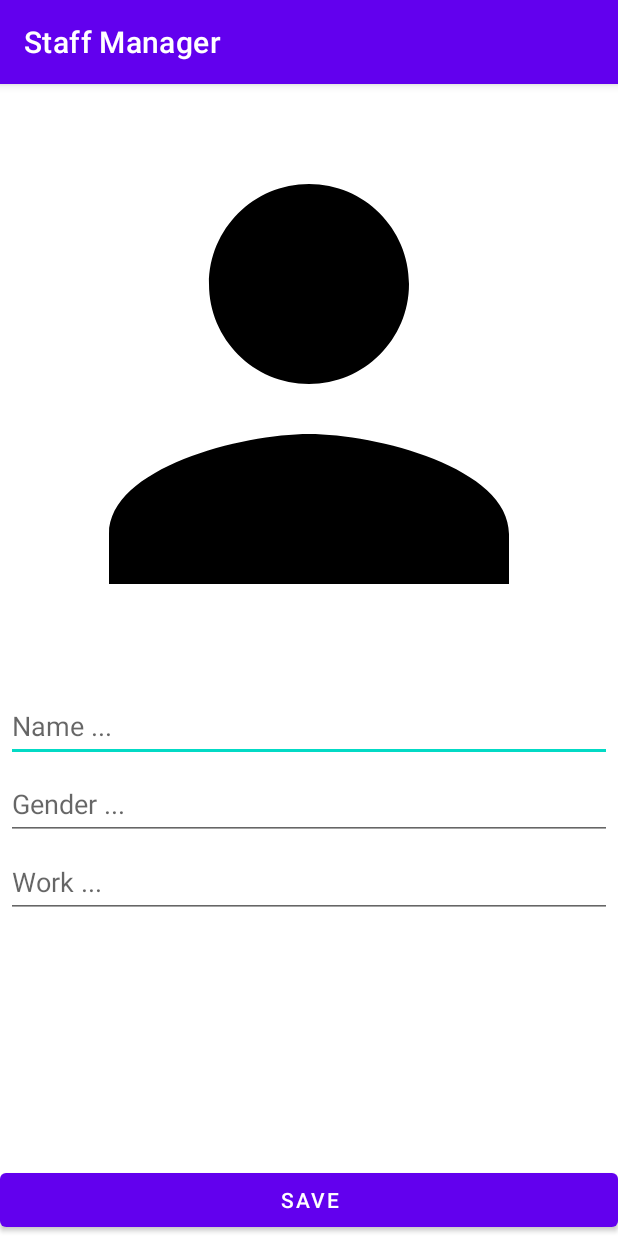
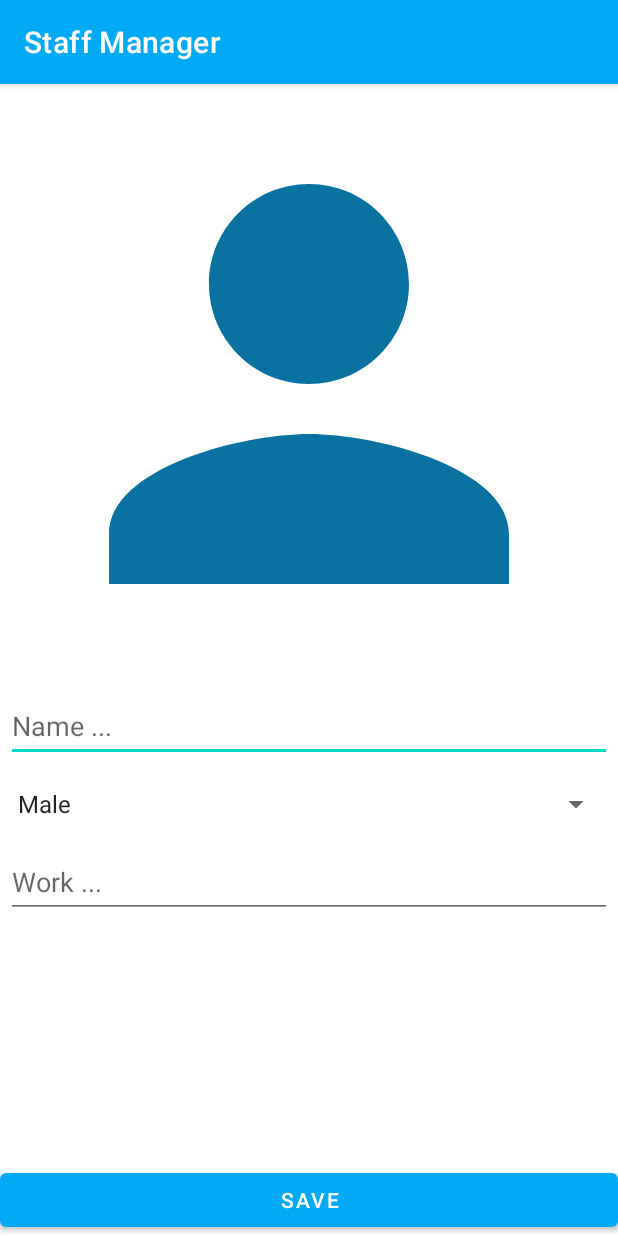
Before and after one commit to PhongPD11/StaffManager, an Android app: the AddEditItemActivity screen opened directly, with no data from a screen before it, on a phone screen of 412 x 824 dp. Run offline under Robolectric (Android 15) with nearby library versions, the phone set to English and light mode, and no system bars; our stand-ins replace Room's generated code.

Commit message:
staff manager

```diff
--- a/app/src/main/java/com/example/staffmanager/MainActivity.kt
+++ b/app/src/main/java/com/example/staffmanager/MainActivity.kt
@@ -1,11 +1,10 @@
 package com.example.staffmanager
 
 import android.content.Intent
-import androidx.appcompat.app.AppCompatActivity
 import android.os.Bundle
 import android.view.Menu
 import android.view.MenuItem
-import android.widget.Toast
+import androidx.appcompat.app.AppCompatActivity
 import com.example.staffmanager.databinding.ActivityMainBinding
 import com.example.staffmanager.feature.ListActivity
 
--- a/app/src/main/java/com/example/staffmanager/database/Staff.kt
+++ b/app/src/main/java/com/example/staffmanager/database/Staff.kt
@@ -1,6 +1,5 @@
 package com.example.staffmanager.database
 
-import android.graphics.Bitmap
 import androidx.room.ColumnInfo
 import androidx.room.Entity
 import androidx.room.PrimaryKey
--- a/app/src/main/java/com/example/staffmanager/database/StaffDatabase.kt
+++ b/app/src/main/java/com/example/staffmanager/database/StaffDatabase.kt
@@ -4,7 +4,6 @@ import android.content.Context
 import androidx.room.Database
 import androidx.room.Room
 import androidx.room.RoomDatabase
-import androidx.room.TypeConverters
 import androidx.room.migration.Migration
 import androidx.sqlite.db.SupportSQLiteDatabase
 
@@ -23,7 +22,7 @@ val MIGRATION_2_3 = object : Migration(2, 3) {
     }
 }
 
-@Database(entities = arrayOf(Staff::class), version = 3, exportSchema = false)
+@Database(entities = [Staff::class], version = 3, exportSchema = false)
 abstract class StaffDatabase : RoomDatabase() {
 
     abstract fun getStaffDao(): StaffDao
--- a/app/src/main/java/com/example/staffmanager/feature/AddEditItemActivity.kt
+++ b/app/src/main/java/com/example/staffmanager/feature/AddEditItemActivity.kt
@@ -1,3 +1,5 @@
+@file:Suppress("DEPRECATION")
+
 package com.example.staffmanager.feature
 
 import android.content.Intent
@@ -6,29 +8,31 @@ import android.graphics.BitmapFactory
 import android.net.Uri
 import android.os.Bundle
 import android.provider.MediaStore
-import android.widget.Button
-import android.widget.EditText
-import android.widget.ImageView
-import android.widget.Toast
+import android.view.View
+import android.widget.*
 import androidx.appcompat.app.AppCompatActivity
 import androidx.lifecycle.ViewModelProvider
+import com.example.staffmanager.R
 import com.example.staffmanager.database.Staff
 import com.example.staffmanager.databinding.ActivityAddEditItemBinding
+import com.example.staffmanager.key.*
 import com.example.staffmanager.viewmodel.StaffViewModel
 import java.io.ByteArrayOutputStream
 
 
 class AddEditItemActivity : AppCompatActivity() {
     private lateinit var binding: ActivityAddEditItemBinding
-    lateinit var staffNameEdit: EditText
-    lateinit var staffGenderEdit: EditText
-    lateinit var staffWorkEdit: EditText
-    lateinit var btnSaveEdit: Button
-    lateinit var avatarEdit: ImageView
-    lateinit var viewModel: StaffViewModel
-    var staffId = -1
-    var staffAvatar : Int = 0
-    var staffAvatarBitmap : ByteArray? = null
+    private lateinit var staffNameEdit: EditText
+    private lateinit var staffWorkEdit: EditText
+    private lateinit var btnSaveEdit: Button
+    private lateinit var avatarEdit: ImageView
+    private lateinit var viewModel: StaffViewModel
+    private lateinit var genderSpinner: Spinner
+
+    private var selectedGender: String? =""
+    private var staffId = -1
+    private var staffAvatar : Int = 0
+    private var staffAvatarBitmap : ByteArray? = null
 
     private val pickImage = 100
     private var imageUri: Uri? = null
@@ -36,33 +40,59 @@ class AddEditItemActivity : AppCompatActivity() {
 
     override fun onCreate(savedInstanceState: Bundle?) {
         super.onCreate(savedInstanceState)
+        binding = ActivityAddEditItemBinding.inflate(layoutInflater)
+        setContentView(binding.root)
+
+        genderSpinner = binding.spinnerGender
+        ArrayAdapter.createFromResource(
+            this,
+            R.array.gender,
+            android.R.layout.simple_spinner_item
+        ).also { adapter ->
+            adapter.setDropDownViewResource(android.R.layout.simple_spinner_dropdown_item)
+            genderSpinner.adapter = adapter
+        }
+
+        genderSpinner.onItemSelectedListener = object : AdapterView.OnItemSelectedListener {
+            override fun onItemSelected(
+                parent: AdapterView<*>,
+                view: View?,
+                position: Int,
+                id: Long
+            ) {
+                selectedGender = parent.getItemAtPosition(position).toString()
+
+            }
+            override fun onNothingSelected(parent: AdapterView<*>) {
+                // Do nothing
+            }
+        }
 
         try {
-            binding = ActivityAddEditItemBinding.inflate(layoutInflater)
-            setContentView(binding.root)
-
-            val defaultAvatar = com.example.staffmanager.R.drawable.ic_staff
+            val defaultAvatar = R.drawable.ic_staff
             staffNameEdit = binding.editTextName
-            staffGenderEdit = binding.editTextGender
             staffWorkEdit = binding.editTextWork
             btnSaveEdit = binding.btnEditStaff
             avatarEdit = binding.imageEditAvatar
 
             viewModel = ViewModelProvider(
                 this, ViewModelProvider.AndroidViewModelFactory.getInstance(application)
-            ).get(StaffViewModel::class.java)
-            val type = intent.getStringExtra("type")
-            if (type.equals("Edit")) {
-                staffAvatar = intent.getIntExtra("staffAvatar", defaultAvatar)
-                val staffName = intent.getStringExtra("staffName")
-                val staffGender = intent.getStringExtra("staffGender")
-                val staffWork = intent.getStringExtra("staffWork")
-                staffAvatarBitmap = intent.getByteArrayExtra("staffAvatarBitmap")
-                staffId = intent.getIntExtra("staffId", -1)
+            )[StaffViewModel::class.java]
+            val type = intent.getStringExtra(TYPE)
+            if (type.equals(getString(R.string.type_edit))) {
+                val staffName = intent.getStringExtra(NAME)
+                val staffGender = intent.getStringExtra(GENDER)
+                val staffWork = intent.getStringExtra(WORK)
+                staffAvatar = intent.getIntExtra(AVATAR, defaultAvatar)
+                staffAvatarBitmap = intent.getByteArrayExtra(BITMAP)
+                staffId = intent.getIntExtra(ID, -1)
 
                 staffNameEdit.setText(staffName)
-                staffGenderEdit.setText(staffGender)
                 staffWorkEdit.setText(staffWork)
+
+                val adapter = ArrayAdapter.createFromResource(this,R.array.gender ,android.R.layout.simple_spinner_item)
+                val selectionIndex = adapter.getPosition(staffGender)
+                genderSpinner.setSelection(selectionIndex)
 
                 if (staffAvatarBitmap != null){
                     val bitmap = BitmapFactory.decodeByteArray(staffAvatarBitmap, 0,staffAvatarBitmap!!.size )
@@ -72,31 +102,36 @@ class AddEditItemActivity : AppCompatActivity() {
                 }
             }
 
-
-            btnSaveEdit.setOnClickListener() {
+            btnSaveEdit.setOnClickListener {
                 val staffName = staffNameEdit.text.toString()
-                val staffGender = staffGenderEdit.text.toString()
+                val staffGender = selectedGender.toString()
                 val staffWork = staffWorkEdit.text.toString()
-                val staffAvatar = intent.getIntExtra("staffAvatar", defaultAvatar)
-                staffAvatarBitmap = intent.getByteArrayExtra("staffAvatarBitmap")
+                val staffAvatar = intent.getIntExtra(AVATAR, defaultAvatar)
+                staffAvatarBitmap = intent.getByteArrayExtra(BITMAP)
                 val staffAvatarChange = saveAvatar
 
-                if (type.equals("Edit")) {
+                if (type.equals(getString(R.string.type_edit))) {
                     if (staffName.isNotEmpty() && staffWork.isNotEmpty() && staffGender.isNotEmpty()) {
                         if (staffAvatarChange != null){
                             updateStaff(staffAvatar, staffName, staffGender, staffWork, staffAvatarChange)
                         } else if (staffAvatarBitmap != null){
                             updateStaff(staffAvatar, staffName, staffGender, staffWork, staffAvatarBitmap!!)
                         } else{
-                            Toast.makeText(this, "Choose your avatar", Toast.LENGTH_SHORT).show()
+                            Toast.makeText(this, getString(R.string.toast_choose_img), Toast.LENGTH_SHORT).show()
                         }
+                    } else{
+                        Toast.makeText(this, getString(R.string.toast_missing_field), Toast.LENGTH_SHORT).show()
                     }
                 } else {
                     if (staffName.isNotEmpty() && staffWork.isNotEmpty() && staffGender.isNotEmpty() && staffAvatarChange != null) {
                         addStaff(staffAvatar, staffName, staffGender, staffWork, staffAvatarChange)
+                    } else if (staffAvatarChange == null){
+                        Toast.makeText(this, getString(R.string.toast_choose_img), Toast.LENGTH_SHORT).show()
+                    }
+                    else{
+                        Toast.makeText(this, getString(R.string.toast_missing_field), Toast.LENGTH_SHORT).show()
                     }
                 }
-                startActivity(Intent(applicationContext, ListActivity::class.java))
             }
 
             binding.imageEditAvatar.setOnClickListener {
@@ -108,6 +143,7 @@ class AddEditItemActivity : AppCompatActivity() {
         }
     }
 
+    @Deprecated("Deprecated in Java")
     override fun onActivityResult(requestCode: Int, resultCode: Int, data: Intent?) {
         super.onActivityResult(requestCode, resultCode, data)
         if (resultCode == RESULT_OK && requestCode == pickImage) {
@@ -134,6 +170,7 @@ class AddEditItemActivity : AppCompatActivity() {
         val updateStaff = Staff(staffAvatar, staffName, staffGender, staffWork, staffAvatarBitmap)
         updateStaff.id = staffId
         viewModel.updateStaff(updateStaff)
+        startActivity(Intent(applicationContext, ListActivity::class.java))
     }
 
     private fun addStaff(
@@ -145,5 +182,6 @@ class AddEditItemActivity : AppCompatActivity() {
     ) {
         val addStaff = Staff(staffAvatar, staffName, staffGender, staffWork, staffAvatarBitmap)
         viewModel.addStaff(addStaff)
+        startActivity(Intent(applicationContext, ListActivity::class.java))
     }
 }
--- /dev/null
+++ b/app/src/main/java/com/example/staffmanager/key/StaffKey.kt
@@ -0,0 +1,9 @@
+package com.example.staffmanager.key
+
+const val TYPE = "TYPE"
+const val AVATAR = "AVATAR"
+const val NAME = "NAME"
+const val GENDER = "GENDER"
+const val WORK = "WORK"
+const val BITMAP = "BITMAP"
+const val ID = "ID"
--- a/app/src/main/res/drawable/ic_search.xml
+++ b/app/src/main/res/drawable/ic_search.xml
@@ -1,4 +1,4 @@
-<vector android:height="24dp" android:tint="#000000"
+<vector android:height="24dp" android:tint="#FFFFFF"
     android:viewportHeight="24" android:viewportWidth="24"
     android:width="24dp" xmlns:android="http://schemas.android.com/apk/res/android">
     <path android:fillColor="@android:color/white" android:pathData="M15.5,14h-0.79l-0.28,-0.27C15.41,12.59 16,11.11 16,9.5 16,5.91 13.09,3 9.5,3S3,5.91 3,9.5 5.91,16 9.5,16c1.61,0 3.09,-0.59 4.23,-1.57l0.27,0.28v0.79l5,4.99L20.49,19l-4.99,-5zM9.5,14C7.01,14 5,11.99 5,9.5S7.01,5 9.5,5 14,7.01 14,9.5 11.99,14 9.5,14z"/>
--- a/app/src/main/res/drawable/ic_staff.xml
+++ b/app/src/main/res/drawable/ic_staff.xml
@@ -1,4 +1,4 @@
-<vector android:height="24dp" android:tint="#000000"
+<vector android:height="24dp" android:tint="#0A72A1"
     android:viewportHeight="24" android:viewportWidth="24"
     android:width="24dp" xmlns:android="http://schemas.android.com/apk/res/android">
     <path android:fillColor="@android:color/white" android:pathData="M12,12c2.21,0 4,-1.79 4,-4s-1.79,-4 -4,-4 -4,1.79 -4,4 1.79,4 4,4zM12,14c-2.67,0 -8,1.34 -8,4v2h16v-2c0,-2.66 -5.33,-4 -8,-4z"/>
--- a/app/src/main/res/layout/activity_add_edit_item.xml
+++ b/app/src/main/res/layout/activity_add_edit_item.xml
@@ -28,19 +28,18 @@
         app:layout_constraintTop_toBottomOf="@id/imageEditAvatar"
         app:layout_constraintEnd_toEndOf="parent"
         app:layout_constraintStart_toStartOf="parent"
-        app:layout_constraintBottom_toTopOf="@+id/editTextGender" />
+        app:layout_constraintBottom_toTopOf="@+id/spinnerGender" />
 
-    <EditText
-        android:id="@+id/editTextGender"
+    <Spinner
+        android:id="@+id/spinnerGender"
         android:layout_width="match_parent"
         android:layout_height="wrap_content"
-        android:hint="Gender ..."
-        android:textSize="@dimen/textSize"
         android:minHeight="48dp"
         android:layout_margin="4dp"
+        android:textSize="@dimen/textSize"
         app:layout_constraintTop_toBottomOf="@+id/editTextName"
         app:layout_constraintStart_toStartOf="parent"
-        app:layout_constraintEnd_toEndOf="parent" />
+        app:layout_constraintEnd_toEndOf="parent"/>
 
     <EditText
         android:id="@+id/editTextWork"
@@ -52,7 +51,7 @@
         android:textSize="@dimen/textSize"
         app:layout_constraintEnd_toEndOf="parent"
         app:layout_constraintStart_toStartOf="parent"
-        app:layout_constraintTop_toBottomOf="@+id/editTextGender" />
+        app:layout_constraintTop_toBottomOf="@+id/spinnerGender" />
 
 
     <Button
--- a/app/src/main/res/layout/activity_main.xml
+++ b/app/src/main/res/layout/activity_main.xml
@@ -11,6 +11,7 @@
         android:layout_width="match_parent"
         android:layout_height="wrap_content"
         android:background="@color/colorTheme"
+        app:titleTextColor="@color/white"
         app:layout_constraintTop_toTopOf="parent"
         app:layout_constraintStart_toStartOf="parent"
         app:layout_constraintEnd_toEndOf="parent" />
@@ -25,9 +26,9 @@
     <TextView
         android:layout_width="wrap_content"
         android:layout_height="wrap_content"
-        android:text="Welcome to Staff Manager!"
+        android:text="@string/main_welcome"
         android:textColor="@color/black"
-        android:textSize="28dp"
+        android:textSize="@dimen/textSizeLarge"
         app:layout_constraintEnd_toEndOf="parent"
         app:layout_constraintStart_toStartOf="parent"
         app:layout_constraintBottom_toBottomOf="parent"
--- a/app/src/main/res/layout/staff_rv_item.xml
+++ b/app/src/main/res/layout/staff_rv_item.xml
@@ -42,7 +42,7 @@
             android:layout_width="0dp"
             android:layout_height="wrap_content"
             android:paddingStart="10dp"
-            android:text="Name"
+            android:text="@string/name"
             android:textColor="@color/black"
             android:textSize="@dimen/textSize"
             app:layout_constraintStart_toEndOf="@id/imageAvatar"
@@ -55,7 +55,7 @@
             android:layout_width="0dp"
             android:layout_height="wrap_content"
             android:paddingStart="10dp"
-            android:text="Gender"
+            android:text="@string/gender"
             android:textColor="@color/black"
             android:textSize="@dimen/textSize"
             app:layout_constraintStart_toEndOf="@id/imageAvatar"
--- a/app/src/main/res/menu/main_menu.xml
+++ b/app/src/main/res/menu/main_menu.xml
@@ -5,15 +5,15 @@
         android:id="@+id/menuSearch"
         android:title="@string/search"
         android:icon="@drawable/ic_search"
-        app:showAsAction="always"/>
+        app:showAsAction="ifRoom"/>
 
     <item
         android:id="@+id/listStaff"
-        android:title="List"
+        android:title="@string/list"
         app:showAsAction="never"/>
 
     <item
         android:id="@+id/exit"
-        android:title="Exit"
+        android:title="@string/exit"
         app:showAsAction="never"/>
 </menu>
--- a/app/src/main/res/values/dimens.xml
+++ b/app/src/main/res/values/dimens.xml
@@ -1,6 +1,7 @@
 <?xml version="1.0" encoding="utf-8"?>
 <resources>
-    <dimen name="textTitleList">22dp</dimen>
-    <dimen name="textSize">18dp</dimen>
+    <dimen name="textSizeTitleList">22sp</dimen>
+    <dimen name="textSize">18sp</dimen>
+    <dimen name="textSizeLarge">28sp</dimen>
     <dimen name="rv_avatar_size">80dp</dimen>
 </resources>
--- a/app/src/main/res/values/strings.xml
+++ b/app/src/main/res/values/strings.xml
@@ -4,4 +4,22 @@
     <string name="avatar">Avatar</string>
     <string name="action">Action</string>
     <string name="infomation">Infomation</string>
+    <string name="type_edit">Infomation</string>
+    <string name="delete">Delete</string>
+    <string name="delete_warning">Do you want to delete?</string>
+    <string name="yes">Yes</string>
+    <string name="no">No</string>
+    <string name="toast_choose_img">Choose your avatar</string>
+    <string name="toast_missing_field">You miss some fields</string>
+    <string name="main_welcome">Welcome to Staff Manager!</string>
+    <string name="list">List</string>
+    <string name="exit">Exit</string>
+    <string name="name">Name</string>
+    <string name="gender">Gender</string>
+    <string name="list_title">List Staff</string>
+    <array name="gender">
+        <item>Male</item>
+        <item>Female</item>
+        <item>Other</item>
+    </array>
 </resources>
--- a/app/src/main/res/values/themes.xml
+++ b/app/src/main/res/values/themes.xml
@@ -2,7 +2,8 @@
     <!-- Base application theme. -->
     <style name="Theme.StaffManager" parent="Theme.MaterialComponents.DayNight.DarkActionBar">
         <!-- Primary brand color. -->
-        <item name="colorPrimary">@color/purple_500</item>
+<!--        <item name="colorPrimary">@color/purple_500</item>-->
+        <item name="colorPrimary">@color/colorTheme</item>
         <item name="colorPrimaryVariant">@color/purple_700</item>
         <item name="colorOnPrimary">@color/white</item>
         <!-- Secondary brand color. -->
```
Also changed, not shown: app/src/main/AndroidManifest.xml (+7 -4 lines), app/src/main/java/com/example/staffmanager/adapter/StaffRVAdapter.kt (+24 -28 lines), app/src/main/java/com/example/staffmanager/database/BitmapTypeConverter.kt (deleted, +0 -26 lines), app/src/main/java/com/example/staffmanager/feature/ListActivity.kt (+31 -32 lines), app/src/main/res/layout/activity_list.xml (+4 -4 lines).
